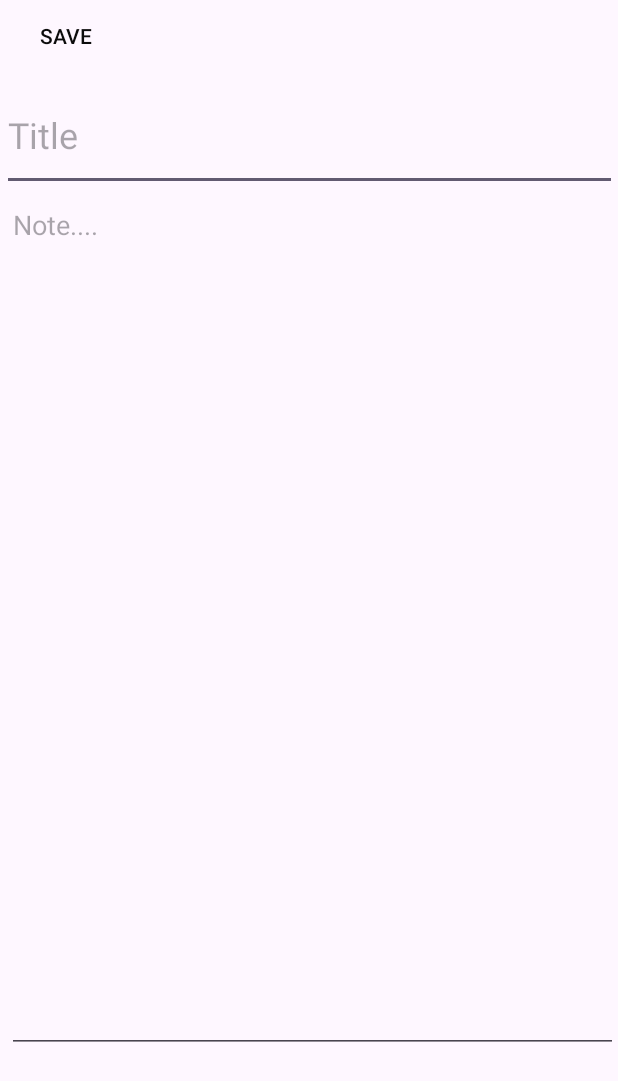
After one commit to VishalG2001/NoteWorthyApp, an Android app: the UpdateActivity screen opened directly, with no data from a screen before it, on a phone screen of 412 x 824 dp. The commit adds this screen. Shown: the top 1081 px of the screen. Run offline under Robolectric (Android 15) with nearby library versions, the phone set to English and light mode, and no system bars.

```diff
--- a/app/src/main/AndroidManifest.xml
+++ b/app/src/main/AndroidManifest.xml
@@ -13,10 +13,12 @@
         android:theme="@style/Theme.Notyy"
         tools:targetApi="31">
         <activity
+            android:name=".UpdateActivity"
+            android:exported="false" />
+        <activity
             android:name=".MainActivity2"
             android:exported="false"
-            android:windowSoftInputMode="adjustResize"/>
-
+            android:windowSoftInputMode="adjustResize" />
         <activity
             android:name=".MainActivity"
             android:exported="true">
--- a/app/src/main/java/com/example/notyy/CustomAdapter.java
+++ b/app/src/main/java/com/example/notyy/CustomAdapter.java
@@ -14,6 +14,10 @@ public class CustomAdapter extends CursorAdapter {
         super(context, cursor, 0);
     }
 
+    public CustomAdapter() {
+        super(null,null);
+    }
+
     @Override
     public View newView(Context context, Cursor cursor, ViewGroup parent) {
         return LayoutInflater.from(context).inflate(R.layout.layy, parent, false);
@@ -24,7 +28,6 @@ public class CustomAdapter extends CursorAdapter {
         TextView textViewColumn1 = view.findViewById(R.id.textViewUpper);
         TextView textViewColumn2 = view.findViewById(R.id.textViewLower);
 
-        // Assuming that "column1" and "column2" are the column names in your database
         String column1Value = cursor.getString(cursor.getColumnIndexOrThrow("TITLE_TITLE"));
         String column2Value = cursor.getString(cursor.getColumnIndexOrThrow("NOTE_NOTE"));
 
--- a/app/src/main/java/com/example/notyy/MainActivity.java
+++ b/app/src/main/java/com/example/notyy/MainActivity.java
@@ -14,6 +14,7 @@ import android.view.View;
 import android.widget.CursorAdapter;
 import android.widget.EditText;
 import android.widget.ListView;
+import android.widget.PopupMenu;
 import android.widget.Toast;
 
 import com.google.android.material.floatingactionbutton.FloatingActionButton;
@@ -33,8 +34,6 @@ public class MainActivity extends AppCompatActivity {
 
  static ArrayList<String> stringList = new ArrayList<>();
 
-
-    //String notes[] = {"Vishal", "Kunal vishLjefihs gsjkjb ebrh fgdsbjb sjnjdr jfekbr rehrbbr gd", "Neha", "Karishma", "manju"};
 
     @SuppressLint(value = {"MissingInflatedId", "WrongViewCast"})
     @Override
@@ -82,9 +81,12 @@ public class MainActivity extends AppCompatActivity {
                 // Now you have the NoteModel object associated with the clicked item
                 // Proceed with your delete operation using this object
                 dataBaseHelper.deleteNote(clickedNote);
+//                Intent esehi = new Intent(MainActivity.this,MainActivity.class);
+//                startActivity(esehi);
+
                 //showNotesOnListView();
-//                Cursor newCursor = (Cursor) dataBaseHelper.getlistnote(); // Assuming getAllNotes() returns a new cursor with updated data
-//                ((CursorAdapter) listView.getAdapter()).swapCursor(newCursor);
+                Cursor newCursor = (Cursor) dataBaseHelper.getlistnote(); // Assuming getAllNotes() returns a new cursor with updated data
+                ((CursorAdapter) listView.getAdapter()).swapCursor(newCursor);
                 return true;
             }
         });
@@ -113,9 +115,10 @@ public class MainActivity extends AppCompatActivity {
 
     private void showNotesOnListView() {
         List<NoteModel> everynote = dataBaseHelper.getlistnote() ;
+        CustomAdapter customAdapter = new CustomAdapter();
 
-        noteAdapter = new ArrayAdapter<NoteModel>(MainActivity.this, android.R.layout.simple_list_item_1,dataBaseHelper.getlistnote());
-        listView.setAdapter(noteAdapter);
+        noteAdapter = new ArrayAdapter<NoteModel>(MainActivity.this, R.layout.layy,dataBaseHelper.getlistnote());
+        listView.setAdapter(customAdapter);
     }
     protected void onDestroy() {
         super.onDestroy();
--- /dev/null
+++ b/app/src/main/java/com/example/notyy/UpdateActivity.java
@@ -0,0 +1,14 @@
+package com.example.notyy;
+
+import androidx.appcompat.app.AppCompatActivity;
+
+import android.os.Bundle;
+
+public class UpdateActivity extends AppCompatActivity {
+
+    @Override
+    protected void onCreate(Bundle savedInstanceState) {
+        super.onCreate(savedInstanceState);
+        setContentView(R.layout.activity_update);
+    }
+}
--- /dev/null
+++ b/app/src/main/res/layout/activity_update.xml
@@ -0,0 +1,63 @@
+<?xml version="1.0" encoding="utf-8"?>
+<androidx.constraintlayout.widget.ConstraintLayout xmlns:android="http://schemas.android.com/apk/res/android"
+    xmlns:app="http://schemas.android.com/apk/res-auto"
+    xmlns:tools="http://schemas.android.com/tools"
+    android:id="@+id/texti"
+    android:layout_width="match_parent"
+    android:layout_height="match_parent"
+    android:backgroundTint="#E8E6E6"
+    tools:context=".UpdateActivity">
+
+    <ScrollView
+        android:id="@+id/scrollupdateViewnote"
+        android:layout_width="0dp"
+        android:layout_height="0dp"
+        app:layout_constraintBottom_toBottomOf="parent"
+        app:layout_constraintEnd_toEndOf="parent"
+        app:layout_constraintStart_toStartOf="parent"
+        app:layout_constraintTop_toTopOf="parent">
+
+        <Button
+            android:id="@+id/saveupdatenote"
+            style="@style/Widget.AppCompat.Button.Borderless"
+            android:layout_width="wrap_content"
+            android:layout_height="wrap_content"
+            android:backgroundTint="#BBB9B9"
+            android:text="Save"
+            android:textColor="#0C0C0C"
+            android:textColorHighlight="#6B6B6B"
+            android:textColorLink="#646464"
+            app:rippleColor="#6D6C6C"
+            app:strokeColor="#727272" />
+    </ScrollView>
+
+    <EditText
+        android:id="@+id/updatetitlenote"
+        android:layout_width="410dp"
+        android:layout_height="74dp"
+        android:layout_marginStart="5dp"
+        android:layout_marginTop="53dp"
+        android:layout_marginEnd="5dp"
+        android:ems="10"
+        android:hint="Title"
+        android:inputType="text"
+        android:textSize="24sp"
+        app:layout_constraintBottom_toTopOf="@+id/updatenotenote"
+        app:layout_constraintEnd_toEndOf="parent"
+        app:layout_constraintStart_toStartOf="parent"
+        app:layout_constraintTop_toTopOf="parent" />
+
+    <EditText
+        android:id="@+id/updatenotenote"
+        android:layout_width="407dp"
+        android:layout_height="0dp"
+        android:layout_marginBottom="122dp"
+        android:ems="10"
+        android:gravity="start|top"
+        android:hint="Note...."
+        android:inputType="textMultiLine"
+        app:layout_constraintBottom_toBottomOf="parent"
+        app:layout_constraintEnd_toEndOf="parent"
+        app:layout_constraintTop_toBottomOf="@+id/updatetitlenote" />
+
+</androidx.constraintlayout.widget.ConstraintLayout>
```
